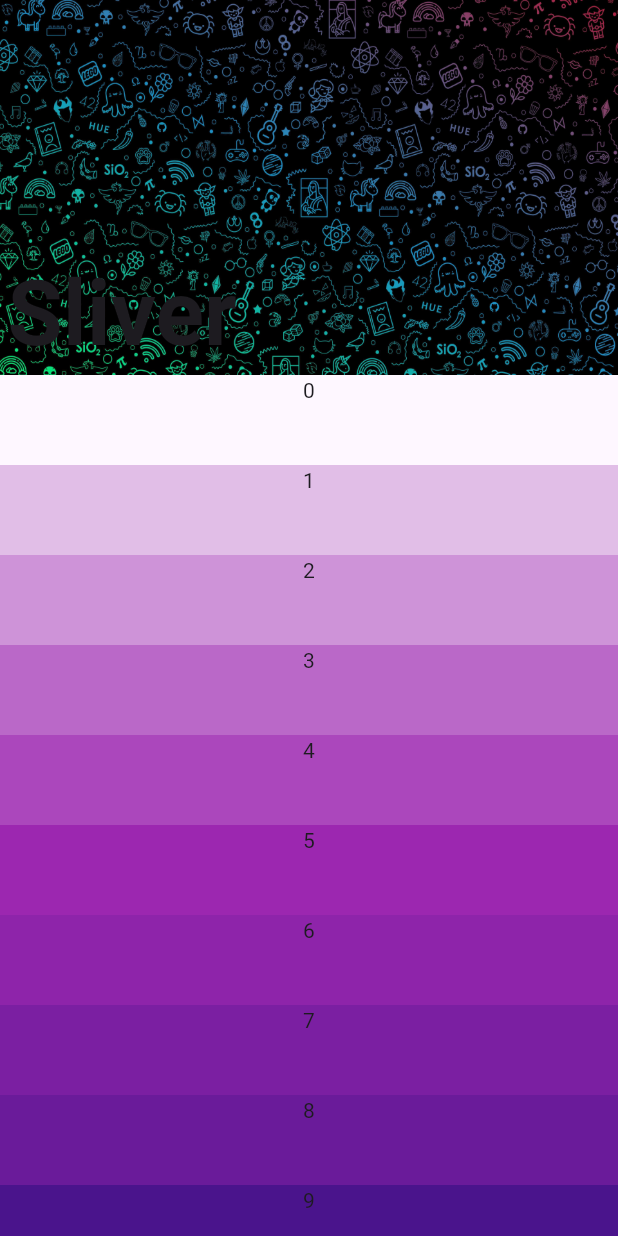
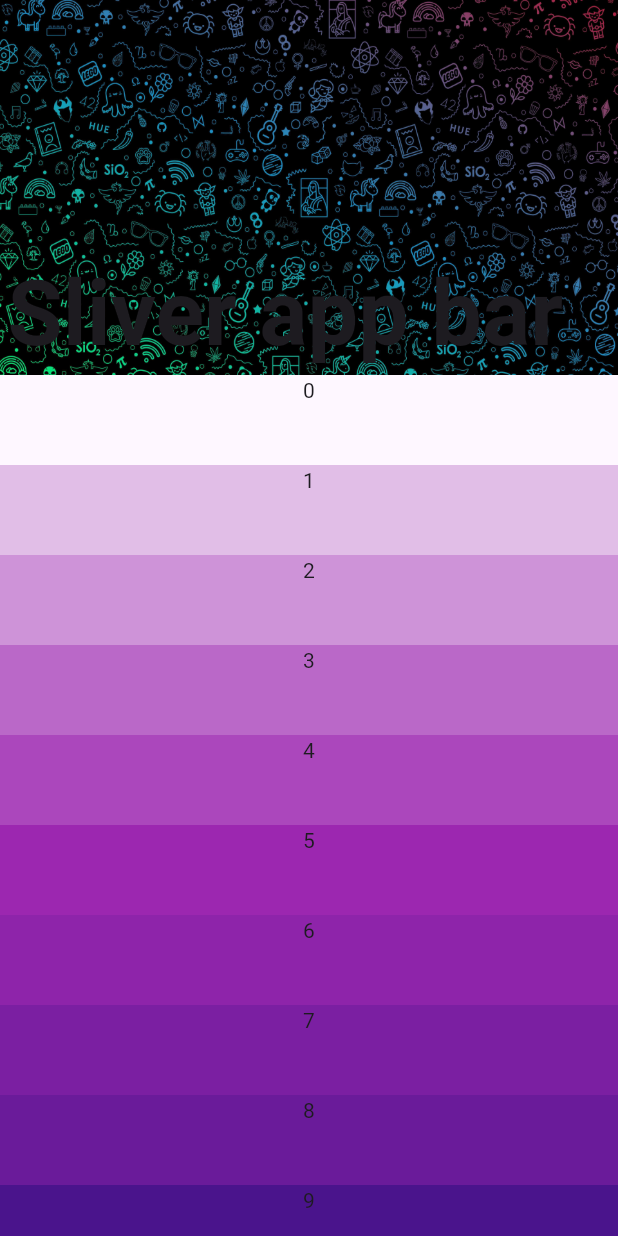
Before and after one commit to DuoCoder-3124/temp, a Flutter app: the screen it shows after launch, on a phone screen of 412 x 824 dp. Run offline on Flutter 3.47's test engine with Material 3 defaults, Android fonts, the phone set to English and light mode, and no system bars.

Commit message:
changes sliver app

```diff
--- a/lib/SliverAppBarExample.dart
+++ b/lib/SliverAppBarExample.dart
@@ -24,7 +24,7 @@ class _SliverAppBarExampleState extends State<SliverAppBarExample> {
             expandedHeight: 250,
             flexibleSpace: FlexibleSpaceBar(
               titlePadding: EdgeInsets.only(bottom:2.0 ,left: 5.0),
-              title: Text('Sliver',style: TextStyle(fontSize: 40,
+              title: Text('Sliver app bar ',style: TextStyle(fontSize: 40,
                         fontWeight: FontWeight.bold)),
               background: Image.asset('assets/images/cool.jpg',fit: BoxFit.fill,),
             ),
```
